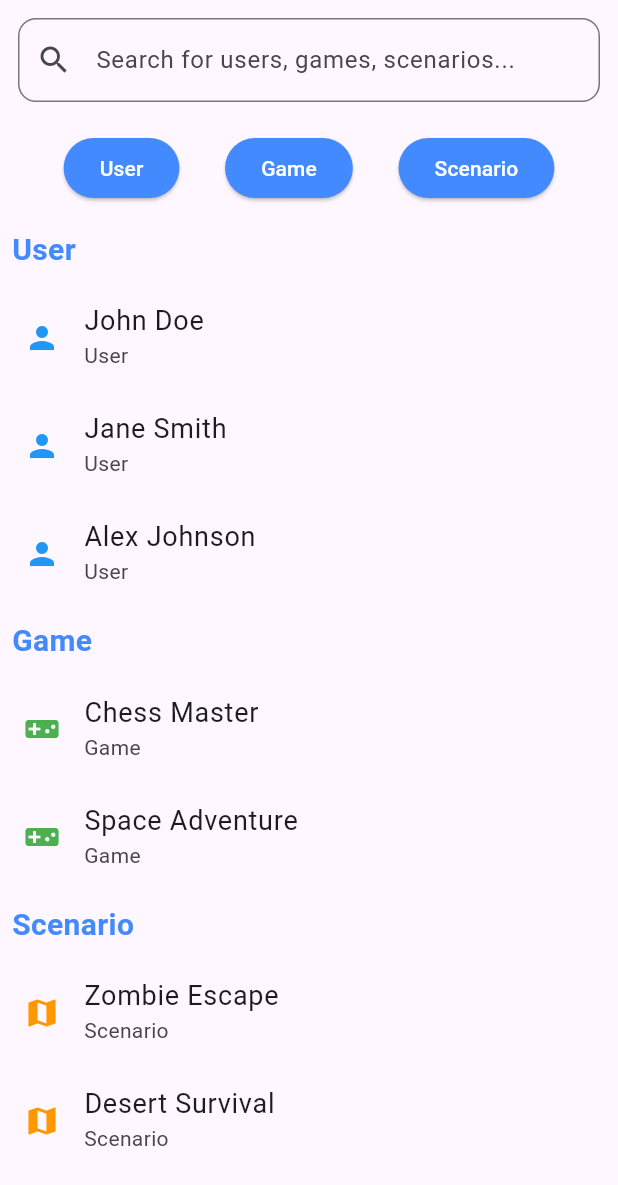
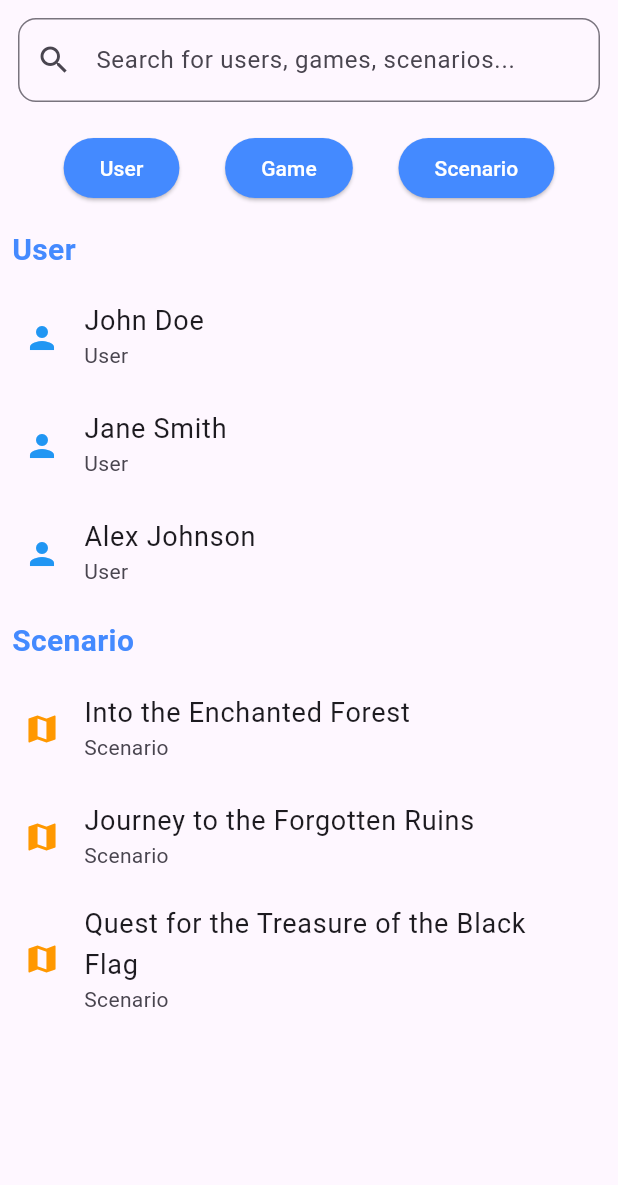
Before and after one commit to zesp11/zesp11_monorepo, a Flutter app: the SearchScreen screen opened by its route, after a tap on "Game", after a tap on "User", after a tap on "Scenario", on a phone screen of 412 x 824 dp. Shown: the top 1185 px of the screen. Run offline on Flutter 3.47's test engine with Material 3 defaults, Android fonts, the phone set to English and light mode, and no system bars; our stand-ins replace get; accounts and stored records are empty.

Commit message:
Fix scenario lookups from search tab

```diff
--- a/mobile/goadventure/lib/app/pages/search_page.dart
+++ b/mobile/goadventure/lib/app/pages/search_page.dart
@@ -116,9 +116,12 @@ class SearchScreen extends StatelessWidget {
                           subtitle: Text(item['type']!),
                           onTap: () {
                             // Action when an item is tapped
+                            // TODO: change hard coded links to those from AppRoutes
                             if (item['type'] == 'User') {
-                              print("Go to user with profile: ${item["id"]}");
                               Get.toNamed('/profile/${item["id"]}');
+                            } else if (item['type'] == 'Scenario') {
+                              print(item);
+                              Get.toNamed('/scenario/${item["id"]}');
                             } else {
                               ScaffoldMessenger.of(context).showSnackBar(
                                 SnackBar(
--- a/mobile/goadventure/lib/app/services/api_service/developmentApiService.dart
+++ b/mobile/goadventure/lib/app/services/api_service/developmentApiService.dart
@@ -6,7 +6,7 @@ import 'package:http/http.dart' as http; // HTTP library
 // TODO: improve development service (maybe sqlite?)
 class DevelopmentApiService implements ApiService {
   final int id = 0; // default gamebook index
-  final List<Map<String, dynamic>> gamebooksJson = [
+  final List<Map<String, dynamic>> mockGamebooksJson = [
     {
       "id": 0,
       "name": "Forest Adventure",
@@ -286,8 +286,8 @@ class DevelopmentApiService implements ApiService {
     await Future.delayed(Duration(seconds: 1));
     // Here, you could extract data specific to a gameId if needed
     return {
-      "title": gamebooksJson[id]["title"],
-      "description": gamebooksJson[id]["description"],
+      "title": mockGamebooksJson[id]["title"],
+      "description": mockGamebooksJson[id]["description"],
       "progress": "Chapter 2 - The Lava Caves"
     };
   }
@@ -444,27 +444,24 @@ class DevelopmentApiService implements ApiService {
     // Simulating a search result from a local mock data
 
     // TODO: keep that data inside one place (maybe sqlite db?)
-    List<Map<String, String>> allItems = [
-      {
-        'name': mockUsers[0].name,
+    List<Map<String, String>> allItems = [];
+
+    // Loop through mockUsers and add items to allItems
+    for (var user in mockUsers) {
+      allItems.add({
+        'name': user.name,
         'type': 'User',
-        "id": mockUsers[0].id,
-      },
-      {
-        'name': mockUsers[1].name,
-        'type': 'User',
-        "id": mockUsers[1].id,
-      },
-      {'name': 'Chess Master', 'type': 'Game'},
-      {'name': 'Zombie Escape', 'type': 'Scenario'},
-      {
-        'name': mockUsers[2].name,
-        'type': 'User',
-        "id": mockUsers[2].id,
-      },
-      {'name': 'Space Adventure', 'type': 'Game'},
-      {'name': 'Desert Survival', 'type': 'Scenario'},
-    ];
+        'id': user.id,
+      });
+    }
+    // Loop through mockGamebooksJson and add items to allItems
+    for (var gamebook in mockGamebooksJson) {
+      allItems.add({
+        'name': gamebook["title"],
+        'type': 'Scenario',
+        'id': gamebook["id"].toString(),
+      });
+    }
 
     // Filter based on query and category (you can adjust the filtering logic here)
     return allItems.where((item) {
@@ -512,24 +509,24 @@ class DevelopmentApiService implements ApiService {
   // Helper function to retrieve the current gamebook's steps
   Future<List<Map<String, dynamic>>> getGameSteps() async {
     await Future.delayed(Duration(seconds: 1));
-    return gamebooksJson[id]['steps'];
+    return mockGamebooksJson[id]['steps'];
   }
 
   // Helper function to get a specific step by its ID
   Future<Map<String, dynamic>> getStepById(int stepId) async {
     await Future.delayed(Duration(seconds: 1));
-    final steps = gamebooksJson[id]['steps'];
+    final steps = mockGamebooksJson[id]['steps'];
     return steps.firstWhere((step) => step['id'] == stepId, orElse: () => {});
   }
 
   Future<Map<String, dynamic>> getGameBookWithId(int id) async {
     print("[DEV_DEBUG] Fetching gamebook with id=$id");
     await Future.delayed(Duration(seconds: 1));
-    return gamebooksJson[id];
+    return mockGamebooksJson[id];
   }
 
   Future<List<Map<String, dynamic>>> getAvailableGamebooks() async {
     await Future.delayed(Duration(seconds: 1));
-    return gamebooksJson;
+    return mockGamebooksJson;
   }
 }
--- a/mobile/goadventure/lib/app/services/search_service.dart
+++ b/mobile/goadventure/lib/app/services/search_service.dart
@@ -13,18 +13,11 @@ class SearchService {
 
       List<Map<String, String>> results = [];
       for (var item in response) {
-        if (item['type'] == 'User') {
-          results.add({
-            'name': item['name'],
-            'type': item['type'],
-            'id': item['id'],
-          });
-        } else {
-          results.add({
-            'name': item['name'],
-            'type': item['type'],
-          });
-        }
+        results.add({
+          'name': item['name'],
+          'type': item['type'],
+          'id': item['id'],
+        });
       }
 
       return results;
```
Also changed, not shown: mobile/goadventure/lib/app/pages/scenario_screen.dart (+34 -10 lines).
